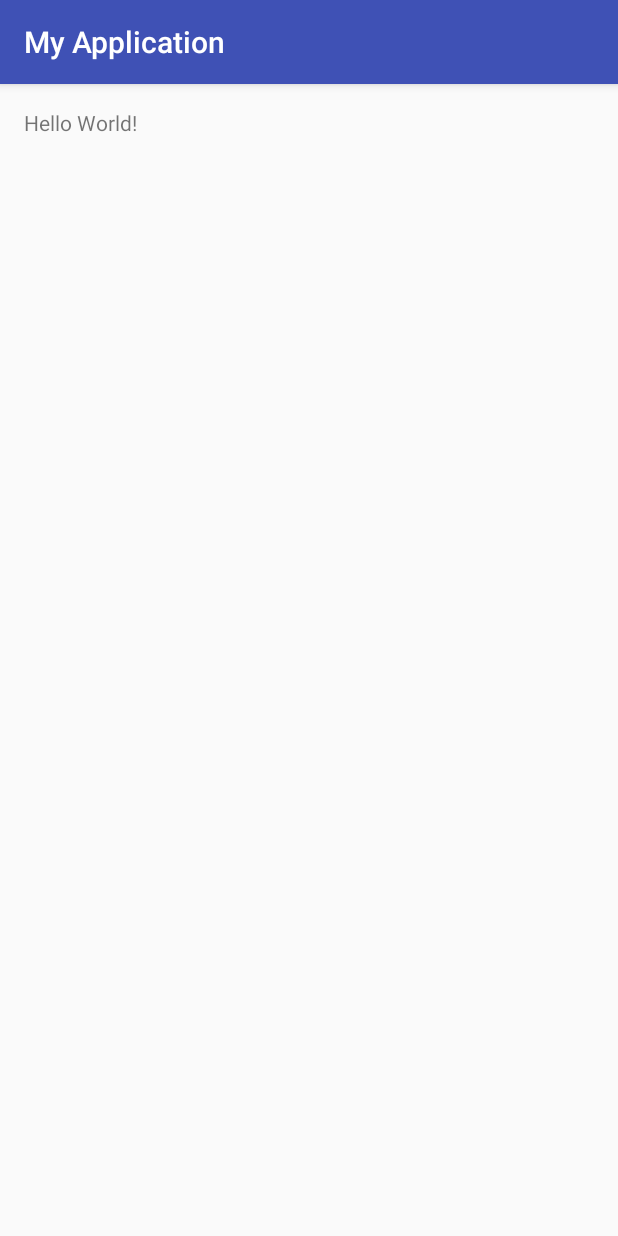
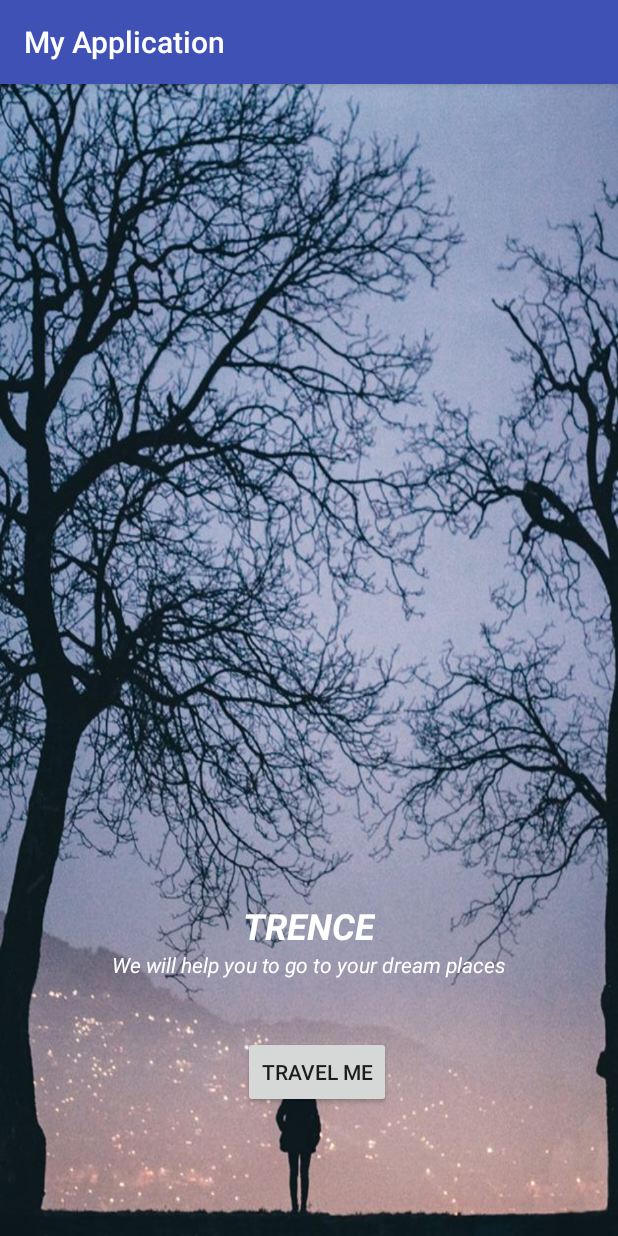
Before and after one commit to tafani/Trence, an Android app: the screen it shows after launch (home), on a phone screen of 412 x 824 dp. Run offline under Robolectric (Android 15) with nearby library versions, the light colour scheme and no system bars.

Commit message:
starting

```diff
--- a/app/build.gradle
+++ b/app/build.gradle
@@ -25,5 +25,6 @@ dependencies {
         exclude group: 'com.android.support', module: 'support-annotations'
     })
     compile 'com.android.support:appcompat-v7:23.4.0'
+    compile 'com.android.support:design:23.4.0'
     testCompile 'junit:junit:4.12'
 }
--- a/app/src/main/AndroidManifest.xml
+++ b/app/src/main/AndroidManifest.xml
@@ -15,6 +15,10 @@
                 <category android:name="android.intent.category.LAUNCHER" />
             </intent-filter>
         </activity>
+        <activity
+            android:name=".Starting"
+            android:label="@string/title_activity_starting"
+            android:theme="@style/AppTheme.NoActionBar"></activity>
     </application>
 
 </manifest>
--- a/app/src/main/res/layout/activity_home.xml
+++ b/app/src/main/res/layout/activity_home.xml
@@ -1,17 +1,50 @@
 <?xml version="1.0" encoding="utf-8"?>
 <RelativeLayout xmlns:android="http://schemas.android.com/apk/res/android"
+    xmlns:app="http://schemas.android.com/apk/res-auto"
     xmlns:tools="http://schemas.android.com/tools"
-    android:id="@+id/activity_home"
+    android:id="@+id/Title"
     android:layout_width="match_parent"
     android:layout_height="match_parent"
     android:paddingBottom="@dimen/activity_vertical_margin"
     android:paddingLeft="@dimen/activity_horizontal_margin"
     android:paddingRight="@dimen/activity_horizontal_margin"
     android:paddingTop="@dimen/activity_vertical_margin"
-    tools:context="ba.edu.ibu.myapplication.home">
+    tools:context="ba.edu.ibu.myapplication.home"
+    android:background="@drawable/back">
+
+    <Button
+        android:text="Travel Me"
+        android:layout_width="wrap_content"
+        android:layout_height="wrap_content"
+        android:id="@+id/button"
+        tools:ignore="HardcodedText"
+        android:layout_marginBottom="69dp"
+        android:layout_alignParentBottom="true"
+        android:layout_alignLeft="@+id/TRENCE"
+        android:layout_alignStart="@+id/TRENCE"
+        android:onClick="goStart"/>
 
     <TextView
+        android:text="@string/quotes"
         android:layout_width="wrap_content"
         android:layout_height="wrap_content"
-        android:text="Hello World!" />
+        android:id="@+id/textView2"
+        android:textColor="@android:color/background_light"
+        android:textStyle="normal|italic"
+        android:layout_marginBottom="38dp"
+        android:layout_above="@+id/button"
+        android:layout_centerHorizontal="true" />
+
+    <TextView
+        android:text="@string/title"
+        android:layout_width="wrap_content"
+        android:layout_height="wrap_content"
+        android:id="@+id/TRENCE"
+        style="@android:style/Widget.Holo.TextView"
+        android:textColor="@android:color/background_light"
+
+        android:textSize="24sp"
+        android:textStyle="normal|bold|italic"
+        android:layout_above="@+id/textView2"
+        android:layout_centerHorizontal="true" />
 </RelativeLayout>
--- /dev/null
+++ b/app/src/main/res/values-v21/styles.xml
@@ -0,0 +1,9 @@
+<resources>
+
+    <style name="AppTheme.NoActionBar">
+        <item name="windowActionBar">false</item>
+        <item name="windowNoTitle">true</item>
+        <item name="android:windowDrawsSystemBarBackgrounds">true</item>
+        <item name="android:statusBarColor">@android:color/transparent</item>
+    </style>
+</resources>
--- a/app/src/main/res/values/dimens.xml
+++ b/app/src/main/res/values/dimens.xml
@@ -2,4 +2,5 @@
     <!-- Default screen margins, per the Android Design guidelines. -->
     <dimen name="activity_horizontal_margin">16dp</dimen>
     <dimen name="activity_vertical_margin">16dp</dimen>
+    <dimen name="fab_margin">16dp</dimen>
 </resources>
--- a/app/src/main/res/values/strings.xml
+++ b/app/src/main/res/values/strings.xml
@@ -1,3 +1,6 @@
 <resources>
     <string name="app_name">My Application</string>
+    <string name="title">TRENCE</string>
+    <string name="quotes">We will help you to go to your dream places</string>
+    <string name="title_activity_starting">Starting</string>
 </resources>
--- a/app/src/main/res/values/styles.xml
+++ b/app/src/main/res/values/styles.xml
@@ -8,4 +8,13 @@
         <item name="colorAccent">@color/colorAccent</item>
     </style>
 
+    <style name="AppTheme.NoActionBar">
+        <item name="windowActionBar">false</item>
+        <item name="windowNoTitle">true</item>
+    </style>
+
+    <style name="AppTheme.AppBarOverlay" parent="ThemeOverlay.AppCompat.Dark.ActionBar" />
+
+    <style name="AppTheme.PopupOverlay" parent="ThemeOverlay.AppCompat.Light" />
+
 </resources>
```
Also changed, not shown: app/src/main/java/ba/edu/ibu/myapplication/Starting.java (added, +19 -0 lines), app/src/main/java/ba/edu/ibu/myapplication/home.java (+7 -0 lines), app/src/main/res/layout/activity_starting.xml (added, +38 -0 lines), app/src/main/res/back.jpg (added), app/src/main/res/drawable/back.jpg (added), app/src/main/res/drawable/start.jpg (added), app/src/main/res/start.jpg (added).
